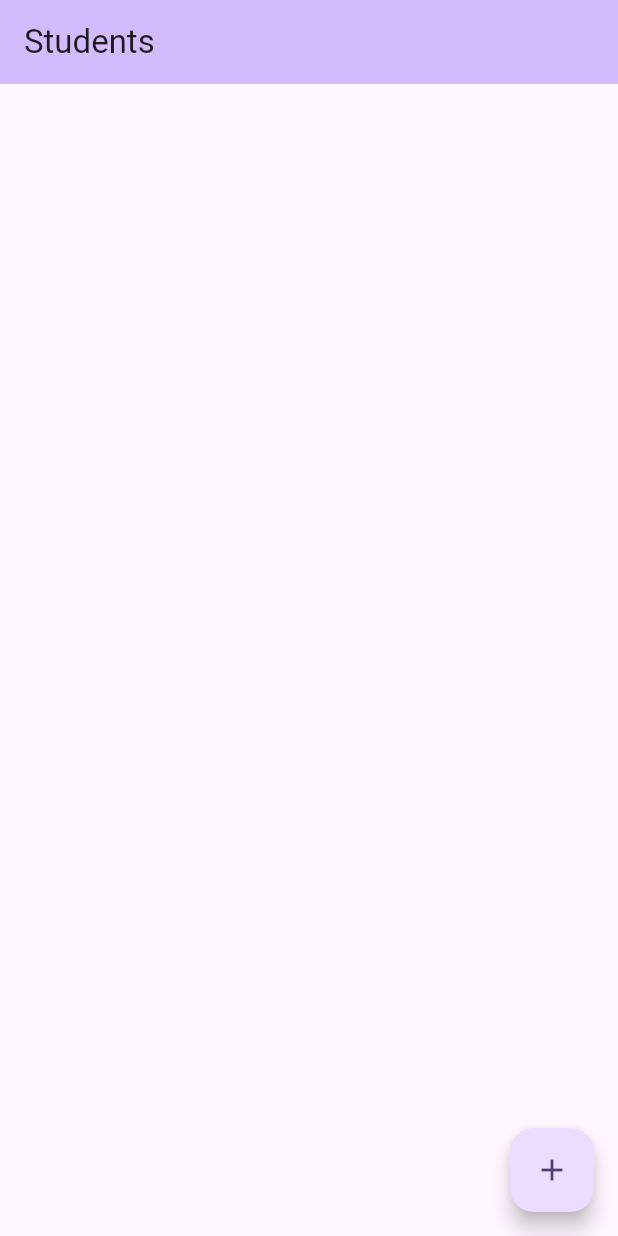
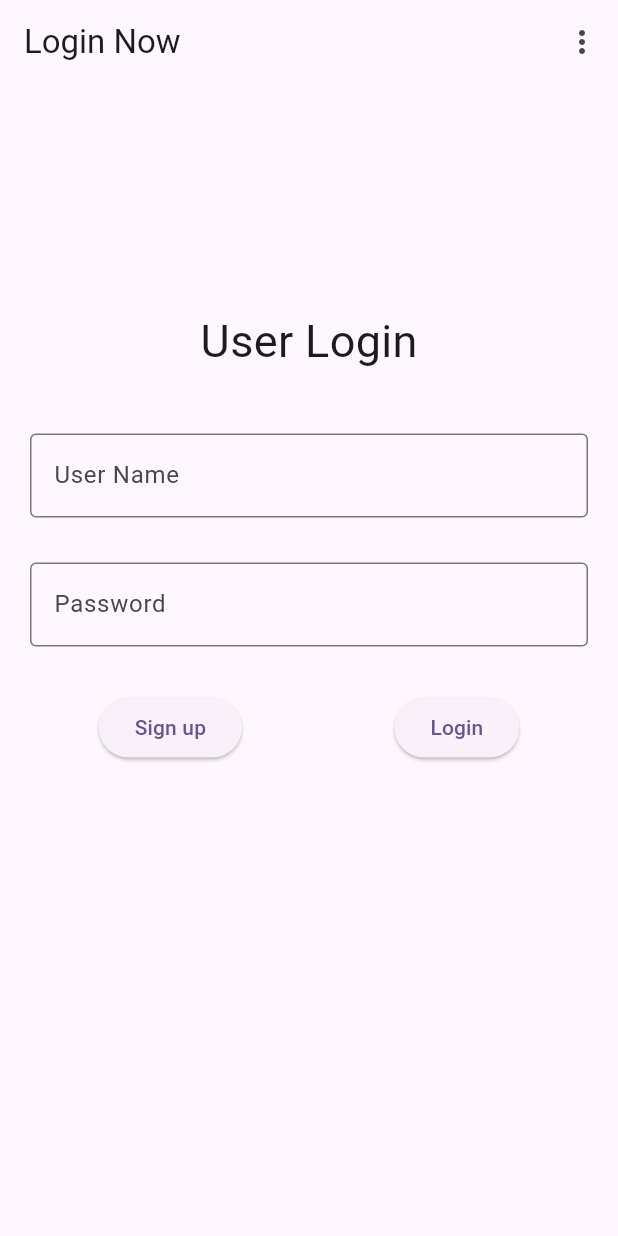
Before and after one commit to vishnulalvm/student_app, a Flutter app: the screen it shows after launch, on a phone screen of 412 x 824 dp. Run offline on Flutter 3.47's test engine with Material 3 defaults, Android fonts, the phone set to English and light mode, and no system bars; our stand-ins replace image_picker, shared_preferences, sqflite; accounts and stored records are empty.

Commit message:
login added

```diff
--- a/lib/main.dart
+++ b/lib/main.dart
@@ -1,6 +1,6 @@
 import 'package:flutter/material.dart';
 import 'package:student_app/repository/student_repo.dart';
-import 'package:student_app/screen/home_page.dart';
+import 'package:student_app/screen/login_page.dart';
 
 void main() {
   WidgetsFlutterBinding.ensureInitialized();
@@ -22,7 +22,10 @@ class MyApp extends StatelessWidget {
         colorScheme: ColorScheme.fromSeed(seedColor: Colors.deepPurple),
         useMaterial3: true,
       ),
-      home: const MyHomePage(),
+      home: const LoginPage(),
+       routes: {
+        'login': (context) => const LoginPage(),
+       },
     );
   }
 }
--- /dev/null
+++ b/lib/screen/login_page.dart
@@ -0,0 +1,145 @@
+import 'package:flutter/material.dart';
+import 'package:shared_preferences/shared_preferences.dart';
+import 'package:student_app/screen/home_page.dart';
+
+class LoginPage extends StatefulWidget {
+  const LoginPage({super.key});
+
+  @override
+  State<LoginPage> createState() => _LoginPageState();
+}
+
+class _LoginPageState extends State<LoginPage> {
+  final formkey = GlobalKey<FormState>();
+  final passwordController = TextEditingController();
+  final usernameController = TextEditingController();
+
+  @override
+  Widget build(BuildContext context) {
+    return Scaffold(
+      appBar: AppBar(
+        title: const Text('Login Now'),
+        actions: [
+          IconButton(onPressed: () {}, icon: const Icon(Icons.more_vert))
+        ],
+      ),
+      body: SafeArea(
+
+          child: Padding(
+
+        padding: const EdgeInsets.only(right: 20, left: 20, top: 150),
+        child: Form(
+          key: formkey,
+          child: Column(
+
+            children: [
+              const Text(
+                'User Login',
+                style: TextStyle(fontSize: 30),
+              ),
+              const SizedBox(
+                height: 40,
+              ),
+              TextFormField(
+                validator: (value) {
+                  if (value == null || value.isEmpty) {
+                    return 'Enter User Name';
+                  } else {
+                    return null;
+                  }
+                },
+                controller: usernameController,
+                decoration: const InputDecoration(
+                  border: OutlineInputBorder(),
+                  hintText: 'User Name',
+                ),
+              ),
+              const SizedBox(
+                height: 30,
+              ),
+              TextFormField(
+                validator: (value) {
+                  if (value == null || value.isEmpty) {
+                    return 'Enter Password';
+                  } else {
+                    return null;
+                  }
+                },
+                controller: passwordController,
+                obscureText: true,
+                decoration: const InputDecoration(
+                    border: OutlineInputBorder(), hintText: 'Password'),
+              ),
+              const SizedBox(
+                height: 30,
+              ),
+              SizedBox(
+                child: Row(
+                  mainAxisAlignment: MainAxisAlignment.spaceEvenly,
+                  children: [
+                    ElevatedButton(
+                      onPressed: () {
+                        signup();
+                      },
+                      child: const Text('Sign up'),
+                    ),
+                    const SizedBox(
+                      width: 10,
+                    ),
+                    ElevatedButton(
+                        onPressed: () {
+                          if (formkey.currentState!.validate()) {
+                            checkLogin(context);
+                          } else {
+                            ScaffoldMessenger.of(context).showSnackBar(
+                                const SnackBar(
+                                    content:
+                                        Text('Enter your name and password')));
+                          }
+                        },
+                        child: const Text("Login"))
+                  ],
+                ),
+              ),
+            ],
+          ),
+        ),
+      )),
+    );
+  }
+
+  Future<void> checkLogin(BuildContext context) async {
+    final sharedpref = await SharedPreferences.getInstance();
+    final savedusername = sharedpref.getString('username');
+    final savedpassword = sharedpref.getString('password');
+
+    final username = usernameController.text;
+    final password = passwordController.text;
+
+    if (savedusername == username && savedpassword == password) {
+      // ignore: use_build_context_synchronously
+      Navigator.of(context).pushReplacement(MaterialPageRoute(builder: (BuildContext ctx) =>  const MyHomePage()));
+    } else {
+      // ignore: use_build_context_synchronously
+      ScaffoldMessenger.of(context).showSnackBar(
+        const SnackBar(
+          content: Text('Password or username does match'),
+        ),
+      );
+    }
+  }
+
+  Future<void> signup() async {
+    final sharedpref = await SharedPreferences.getInstance();
+    await sharedpref.setString('username', usernameController.text);
+    await sharedpref.setString('password', passwordController.text);
+    // ignore: use_build_context_synchronously
+    ScaffoldMessenger.of(context).showSnackBar(
+      const SnackBar(
+        content: Text('sign up complete'),
+      ),
+    );
+    usernameController.clear();
+    passwordController.clear();
+  }
+}
--- a/pubspec.yaml
+++ b/pubspec.yaml
@@ -34,6 +34,7 @@ dependencies:
   image_picker: ^1.0.7
   path: 1.8.3
   path_provider: ^2.1.2
+  shared_preferences: ^2.2.2
   sqflite: ^2.3.2
 
 dev_dependencies:
```
Also changed, not shown: lib/screen/home_page.dart (+96 -6 lines), lib/screen/view_student.dart (+8 -0 lines), pubspec.lock, 1 other file.
